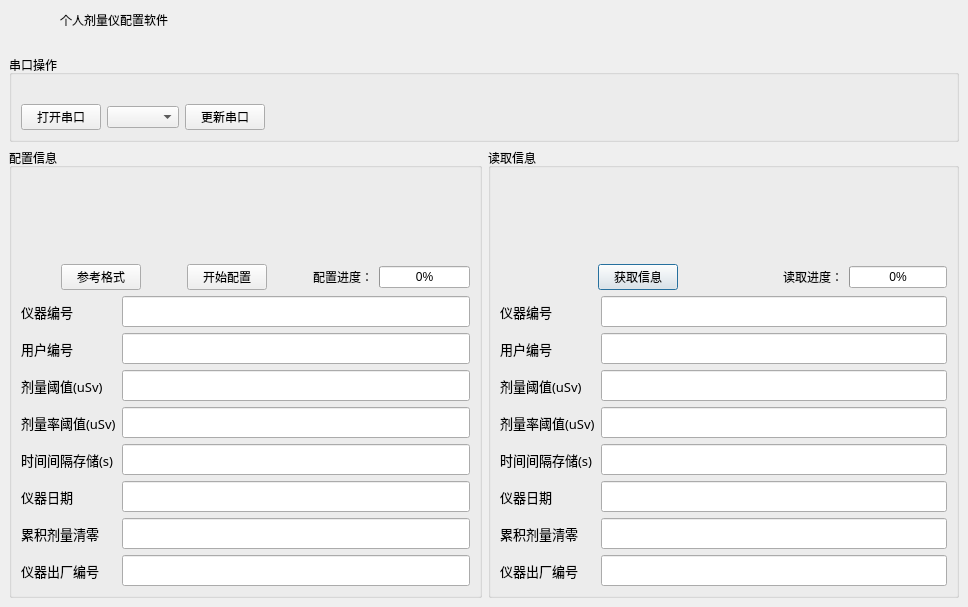
This is pyqtUI/Config_main_ui1.ui in RedFalsh/EPD_Config as Qt 5 draws it before an edit. The edited form follows.
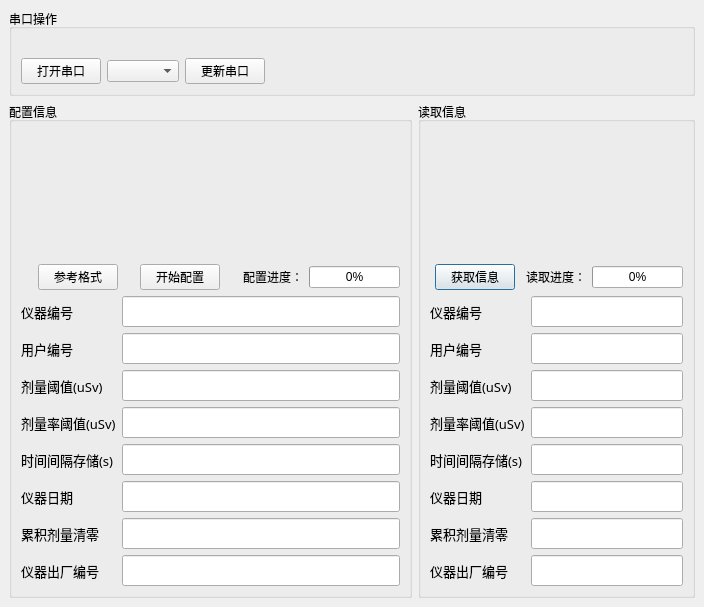
This is the edited form.

The edit to the form file:
```diff
--- a/pyqtUI/Config_main_ui1.ui
+++ b/pyqtUI/Config_main_ui1.ui
@@ -6,7 +6,7 @@
    <rect>
     <x>0</x>
     <y>0</y>
-    <width>968</width>
+    <width>704</width>
     <height>607</height>
    </rect>
   </property>
@@ -26,192 +26,6 @@
    <property name="bottomMargin">
     <number>0</number>
    </property>
-   <item>
-    <widget class="QWidget" name="widget_title" native="true">
-     <property name="enabled">
-      <bool>true</bool>
-     </property>
-     <property name="sizePolicy">
-      <sizepolicy hsizetype="Preferred" vsizetype="Fixed">
-       <horstretch>0</horstretch>
-       <verstretch>0</verstretch>
-      </sizepolicy>
-     </property>
-     <property name="minimumSize">
-      <size>
-       <width>100</width>
-       <height>33</height>
-      </size>
-     </property>
-     <layout class="QHBoxLayout" name="horizontalLayout_3">
-      <property name="spacing">
-       <number>0</number>
-      </property>
-      <property name="leftMargin">
-       <number>0</number>
-      </property>
-      <property name="topMargin">
-       <number>0</number>
-      </property>
-      <property name="rightMargin">
-       <number>0</number>
-      </property>
-      <property name="bottomMargin">
-       <number>0</number>
-      </property>
-      <item>
-       <widget class="QLabel" name="lab_Ico">
-        <property name="sizePolicy">
-         <sizepolicy hsizetype="Minimum" vsizetype="Preferred">
-          <horstretch>0</horstretch>
-          <verstretch>0</verstretch>
-         </sizepolicy>
-        </property>
-        <property name="minimumSize">
-         <size>
-          <width>40</width>
-          <height>40</height>
-         </size>
-        </property>
-        <property name="text">
-         <string/>
-        </property>
-        <property name="alignment">
-         <set>Qt::AlignCenter</set>
-        </property>
-       </widget>
-      </item>
-      <item>
-       <spacer name="horizontalSpacer_4">
-        <property name="orientation">
-         <enum>Qt::Horizontal</enum>
-        </property>
-        <property name="sizeType">
-         <enum>QSizePolicy::Minimum</enum>
-        </property>
-        <property name="sizeHint" stdset="0">
-         <size>
-          <width>20</width>
-          <height>20</height>
-         </size>
-        </property>
-       </spacer>
-      </item>
-      <item>
-       <widget class="QLabel" name="lab_Title">
-        <property name="sizePolicy">
-         <sizepolicy hsizetype="Expanding" vsizetype="Preferred">
-          <horstretch>0</horstretch>
-          <verstretch>0</verstretch>
-         </sizepolicy>
-        </property>
-        <property name="styleSheet">
-         <string notr="true">font: 10pt &quot;微软雅黑&quot;;</string>
-        </property>
-        <property name="text">
-         <string>个人剂量仪配置软件</string>
-        </property>
-        <property name="alignment">
-         <set>Qt::AlignLeading|Qt::AlignLeft|Qt::AlignVCenter</set>
-        </property>
-       </widget>
-      </item>
-      <item>
-       <widget class="QPushButton" name="btnMenu_Min">
-        <property name="sizePolicy">
-         <sizepolicy hsizetype="Minimum" vsizetype="Expanding">
-          <horstretch>0</horstretch>
-          <verstretch>0</verstretch>
-         </sizepolicy>
-        </property>
-        <property name="minimumSize">
-         <size>
-          <width>40</width>
-          <height>40</height>
-         </size>
-        </property>
-        <property name="cursor">
-         <cursorShape>ArrowCursor</cursorShape>
-        </property>
-        <property name="focusPolicy">
-         <enum>Qt::NoFocus</enum>
-        </property>
-        <property name="toolTip">
-         <string>最小化</string>
-        </property>
-        <property name="text">
-         <string/>
-        </property>
-        <property name="flat">
-         <bool>true</bool>
-        </property>
-       </widget>
-      </item>
-      <item>
-       <widget class="QPushButton" name="btnMenu_Max">
-        <property name="sizePolicy">
-         <sizepolicy hsizetype="Minimum" vsizetype="Expanding">
-          <horstretch>0</horstretch>
-          <verstretch>0</verstretch>
-         </sizepolicy>
-        </property>
-        <property name="minimumSize">
-         <size>
-          <width>40</width>
-          <height>40</height>
-         </size>
-        </property>
-        <property name="cursor">
-         <cursorShape>ArrowCursor</cursorShape>
-        </property>
-        <property name="focusPolicy">
-         <enum>Qt::NoFocus</enum>
-        </property>
-        <property name="toolTip">
-         <string>最大化</string>
-        </property>
-        <property name="text">
-         <string/>
-        </property>
-        <property name="flat">
-         <bool>true</bool>
-        </property>
-       </widget>
-      </item>
-      <item>
-       <widget class="QPushButton" name="btnMenu_Close">
-        <property name="sizePolicy">
-         <sizepolicy hsizetype="Minimum" vsizetype="Expanding">
-          <horstretch>0</horstretch>
-          <verstretch>0</verstretch>
-         </sizepolicy>
-        </property>
-        <property name="minimumSize">
-         <size>
-          <width>40</width>
-          <height>40</height>
-         </size>
-        </property>
-        <property name="cursor">
-         <cursorShape>ArrowCursor</cursorShape>
-        </property>
-        <property name="focusPolicy">
-         <enum>Qt::NoFocus</enum>
-        </property>
-        <property name="toolTip">
-         <string>关闭</string>
-        </property>
-        <property name="text">
-         <string/>
-        </property>
-        <property name="flat">
-         <bool>true</bool>
-        </property>
-       </widget>
-      </item>
-     </layout>
-    </widget>
-   </item>
    <item>
     <layout class="QGridLayout" name="gridLayout_2">
      <property name="leftMargin">
```
